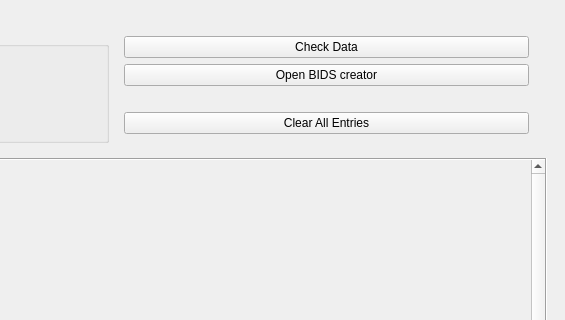
nih-megcore/nih_to_mne, file nih2mne/GUI/templates/file_staging_meg.ui: the form before one commit; both pictures show x 341 to 906 and y 0 to 320 of the 906 by 502 pixel window.
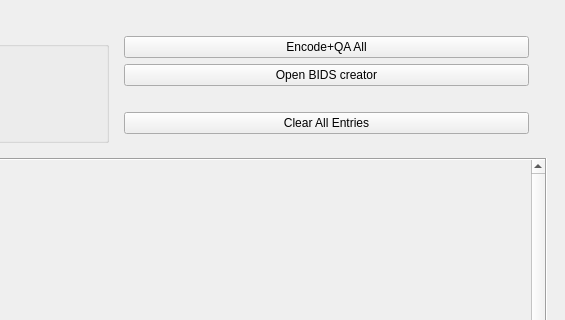
The form after the commit.

Diff of the .ui file:
```diff
--- a/nih2mne/GUI/templates/file_staging_meg.ui
+++ b/nih2mne/GUI/templates/file_staging_meg.ui
@@ -79,7 +79,7 @@
                 <string>Runs Minimal Checks on the Data</string>
                </property>
                <property name="text">
-                <string>Check Data</string>
+                <string>Encode+QA All</string>
                </property>
               </widget>
              </item>
```
Left out of the diff: 2 changed lines with no effect on the pictures.
